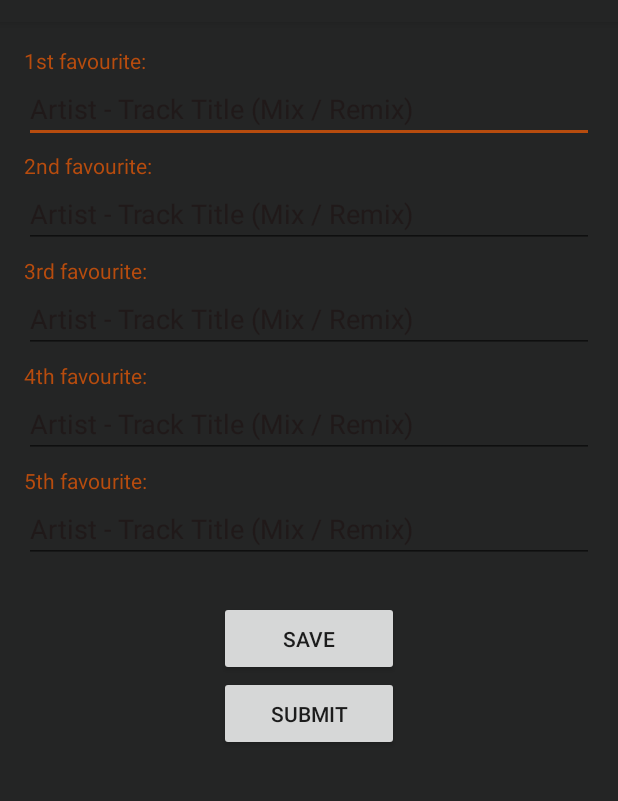
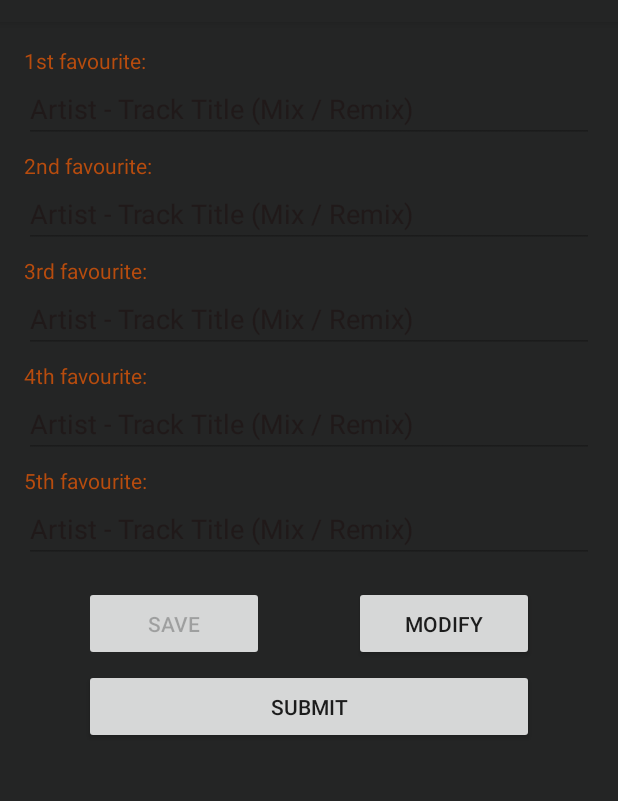
Before and after one commit to JK-M/long-cat, an Android app: the VoteActivity screen opened directly, with no data from a screen before it, after a tap on "SAVE", on a phone screen of 412 x 824 dp, the part 62-863 px from its top. Run offline under Robolectric (Android 15) with nearby library versions, the phone set to English and light mode, and no system bars; 5 statements that could not run were skipped.

Commit message:
Moved sharedpreferences implementation from VoteActivity to LoginActivity. Implemented SQLite usage in VoteActivity instead.

```diff
--- a/LearningApp/app/src/main/java/com/example/justina/learningapp/data/adapter/GalleryAdapter.java
+++ b/LearningApp/app/src/main/java/com/example/justina/learningapp/data/adapter/GalleryAdapter.java
@@ -39,8 +39,7 @@ public class GalleryAdapter extends RecyclerView.Adapter<GalleryAdapter.CustView
                 .with(viewHolder.itemView.getContext())
                 .load(images[position].getImgSource())
                 .placeholder(R.drawable.tf_logo_main)
-                .centerCrop()
-                .crossFade()
+                   .crossFade()
                 .into(viewHolder.prizeImage);
     }
 
--- a/LearningApp/app/src/main/java/com/example/justina/learningapp/ui/activity/VoteActivity.java
+++ b/LearningApp/app/src/main/java/com/example/justina/learningapp/ui/activity/VoteActivity.java
@@ -1,22 +1,29 @@
 package com.example.justina.learningapp.ui.activity;
 
-import android.content.Context;
-import android.content.SharedPreferences;
+import android.database.Cursor;
 import android.support.v7.app.AppCompatActivity;
 import android.os.Bundle;
 import android.view.View;
+import android.widget.Button;
 import android.widget.EditText;
+import android.widget.Toast;
 
 import com.example.justina.learningapp.R;
+import com.example.justina.learningapp.data.database.DBHelper;
 
 public class VoteActivity extends AppCompatActivity{
 
     private EditText fav1, fav2, fav3, fav4, fav5;
+    private Button saveButton, modifyButton;
+    private String action = "INS";
+    private String recID;
 
     @Override
     protected void onCreate(Bundle savedInstanceState){
         super.onCreate(savedInstanceState);
         setContentView(R.layout.activity_vote);
+
+        final DBHelper sqliteDb = new DBHelper(this);
 
         fav1 = (EditText)findViewById(R.id.favourite1);
         fav2 = (EditText)findViewById(R.id.favourite2);
@@ -24,27 +31,28 @@ public class VoteActivity extends AppCompatActivity{
         fav4 = (EditText)findViewById(R.id.favourite4);
         fav5 = (EditText)findViewById(R.id.favourite5);
 
-        final SharedPreferences votePrefs = getSharedPreferences("VotePref", Context.MODE_PRIVATE);
+        saveButton = (Button)findViewById(R.id.button_save);
+        modifyButton = (Button)findViewById(R.id.button_modify);
 
-        // Get top5 saved in SharedPreferences
-        if (votePrefs.contains("no1")){
-            fav1.setText(votePrefs.getString("no1", null));
-        }
-        if (votePrefs.contains("no2")){
-            fav2.setText(votePrefs.getString("no2", null));
-        }
-        if (votePrefs.contains("no3")){
-            fav3.setText(votePrefs.getString("no3", null));
-        }
-        if (votePrefs.contains("no4")){
-            fav4.setText(votePrefs.getString("no4", null));
-        }
-        if (votePrefs.contains("no5")){
-            fav5.setText(votePrefs.getString("no5", null));
+        // Retrieve saved info from DB
+        Cursor cFavourites = sqliteDb.retrieveData();
+        if (cFavourites.getCount() != 0) {
+            cFavourites.moveToFirst();
+            recID = cFavourites.getString(0);
+            fav1.setText(cFavourites.getString(1));
+            fav2.setText(cFavourites.getString(2));
+            fav3.setText(cFavourites.getString(3));
+            fav4.setText(cFavourites.getString(4));
+            fav5.setText(cFavourites.getString(5));
+
+            // Disable fields
+            disableFields();
         }
 
-        // Save personal top5 on Save button click using SharedPreferences
-        findViewById(R.id.button_save).setOnClickListener(new View.OnClickListener() {
+
+        // Save personal top5 on Save button click
+        saveButton.setOnClickListener(new View.OnClickListener() {
+
             @Override
             public void onClick(View v) {
 
@@ -54,15 +62,61 @@ public class VoteActivity extends AppCompatActivity{
                 String fourthFav = fav4.getText().toString();
                 String fifthFav = fav5.getText().toString();
 
-                SharedPreferences.Editor votePrefEditor = votePrefs.edit();
-                votePrefEditor.putString("no1", firstFav);
-                votePrefEditor.putString("no2", secondFav);
-                votePrefEditor.putString("no3", thirdFav);
-                votePrefEditor.putString("no4", fourthFav);
-                votePrefEditor.putString("no5", fifthFav);
-                votePrefEditor.commit();
+                switch (action){
+                    case "INS":
+                        boolean insertSuccess =
+                                sqliteDb.insertData(firstFav, secondFav, thirdFav, fourthFav, fifthFav);
 
+                        if (insertSuccess) {
+                            Toast.makeText(VoteActivity.this, "Saved successfully!", Toast.LENGTH_SHORT).show();
+                        }
+                        else {
+                            Toast.makeText(VoteActivity.this, "Save failed.", Toast.LENGTH_SHORT).show();
+                        }
+
+                    case "UPD":
+                        boolean updateSuccess =
+                                sqliteDb.updateData(recID, firstFav, secondFav, thirdFav, fourthFav, fifthFav);
+                        if (updateSuccess){
+                            Toast.makeText(VoteActivity.this, "Updated successfully!", Toast.LENGTH_SHORT).show();
+                        }
+                        else{
+                            Toast.makeText(VoteActivity.this, "Update failed.", Toast.LENGTH_SHORT).show();
+                        }
+                }
+
+                // Do not allow changes anymore
+                disableFields();
+            }
+        });
+
+        modifyButton.setOnClickListener(new View.OnClickListener() {
+
+            @Override
+            public void onClick(View v) {
+                // Allow changes
+                enableFields();
+                // Change flag to indicate update
+                action = "UPD";
             }
         });
     }
+
+    private void disableFields(){
+        fav1.setEnabled(false);
+        fav2.setEnabled(false);
+        fav3.setEnabled(false);
+        fav4.setEnabled(false);
+        fav5.setEnabled(false);
+        saveButton.setEnabled(false);
+    }
+
+    private void enableFields(){
+        fav1.setEnabled(true);
+        fav2.setEnabled(true);
+        fav3.setEnabled(true);
+        fav4.setEnabled(true);
+        fav5.setEnabled(true);
+        saveButton.setEnabled(true);
+    }
 }
--- a/LearningApp/app/src/main/res/layout/activity_vote.xml
+++ b/LearningApp/app/src/main/res/layout/activity_vote.xml
@@ -85,20 +85,40 @@
         android:id="@+id/favourite5"
         android:hint="@string/track_format"
         android:textColor="@color/colorTextBlue"
-        android:textColorHint="@color/colorHint"
-        android:layout_marginBottom="25dp"/>
+        android:textColorHint="@color/colorHint"/>
+
+    <FrameLayout
+        android:layout_width="match_parent"
+        android:layout_height="wrap_content"
+        android:id="@+id/gridView"
+        android:numColumns="2"
+        android:layout_marginTop="15dp"
+        android:layout_marginBottom="5dp">
 
         <Button
             android:layout_width="@dimen/button_width"
             android:layout_height="@dimen/button_height"
             android:id="@+id/button_save"
-        android:text="Save"
-        android:layout_gravity="center_horizontal" />
+            android:text="@string/button_save_label"
+            android:layout_marginLeft="40dp"
+            android:layout_marginStart="40dp" />
 
         <Button
             android:layout_width="@dimen/button_width"
             android:layout_height="@dimen/button_height"
+            android:id="@+id/button_modify"
+            android:text="@string/button_modify_label"
+            android:layout_gravity="right"
+            android:layout_marginEnd="40dp"
+            android:layout_marginRight="40dp" />
+    </FrameLayout>
+
+    <Button
+        android:layout_width="match_parent"
+        android:layout_height="@dimen/button_height"
         android:id="@+id/button_submit"
-        android:text="Submit"
-        android:layout_gravity="center_horizontal"  />
+        android:text="@string/button_submit_label"
+        android:layout_gravity="center_horizontal"
+        android:layout_marginLeft="40dp"
+        android:layout_marginRight="40dp" />
 </LinearLayout>
--- a/LearningApp/app/src/main/res/values/strings.xml
+++ b/LearningApp/app/src/main/res/values/strings.xml
@@ -15,10 +15,12 @@
     <string name="text_charts">CHARTS</string>
 
     <!-- Login screen (before voting) -->
-    <string name="vote_info_text">In order to vote, you must provide your TranceFix username. Login or register.</string>
+    <string name="vote_info_text">In order to vote, you must provide your TranceFix username and password. Login or register.</string>
     <string name="login_button_label">Continue</string>
     <string name="register_button_label">Register</string>
     <string name="username_field_hint">My TranceFix username</string>
+    <string name="password_field_hint">My password</string>
+    <string name="remember_info">Remember my details"</string>
 
     <!-- Vote screen -->
     <string name="first_fav_label">1st favourite:</string>
@@ -27,6 +29,9 @@
     <string name="fourth_fav_label">4th favourite:</string>
     <string name="fifth_fav_label">5th favourite:</string>
     <string name="track_format">Artist - Track Title (Mix / Remix)</string>
+    <string name="button_save_label">Save</string>
+    <string name="button_modify_label">Modify</string>
+    <string name="button_submit_label">Submit</string>
 
     <!-- Monthly charts screen -->
     <string name="charts_header">Monthly Charts</string>
```
Also changed, not shown: LearningApp/app/src/main/java/com/example/justina/learningapp/ui/activity/LoginActivity.java (+51 -4 lines), LearningApp/app/src/main/res/layout/activity_login.xml (+28 -2 lines). Lines whose indentation alone changed are shown as unchanged.
